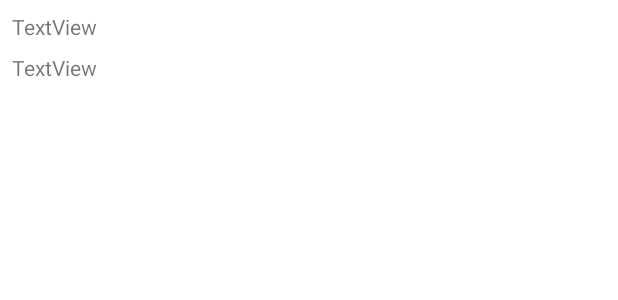
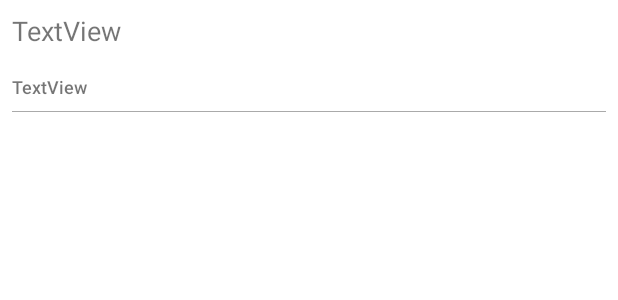
Before and after one commit to dzeko14/notes-app, an Android app: the layout notes_list_item.xml on its own in the app's theme, with its tools: preview values and no code run, on a phone screen of 412 x 824 dp. Shown: the top 300 px of the screen. Run offline under Robolectric (Android 15) with nearby library versions, the phone set to English and light mode, and no system bars.

Commit message:
Update UI on MainActivity Fix bug with displaying sorted list

```diff
--- a/app/src/main/res/layout/activity_note_details.xml
+++ b/app/src/main/res/layout/activity_note_details.xml
@@ -9,10 +9,12 @@
 
 
     <EditText
+            android:padding="8dp"
             android:layout_width="match_parent"
-            android:layout_height="wrap_content"
+            android:layout_height="match_parent"
             android:inputType="textMultiLine"
+            android:hint="@string/enter_note_hint"
             android:ems="10"
             android:gravity="start|top"
-            android:id="@+id/editText" tools:text="Name"/>
+            android:id="@+id/editText" tools:text="Name" android:background="@null"/>
 </FrameLayout>
--- a/app/src/main/res/layout/notes_list_item.xml
+++ b/app/src/main/res/layout/notes_list_item.xml
@@ -3,22 +3,30 @@
                                              xmlns:app="http://schemas.android.com/apk/res-auto"
                                              xmlns:tools="http://schemas.android.com/tools"
                                              android:layout_width="match_parent"
-                                             android:layout_height="wrap_content">
+                                             android:layout_height="wrap_content" android:background="?android:attr/selectableItemBackground">
 
     <TextView
-            android:text="TextView"
             android:layout_width="0dp"
             android:layout_height="wrap_content"
             android:id="@+id/text" app:layout_constraintEnd_toEndOf="parent" android:layout_marginEnd="8dp"
             android:layout_marginRight="8dp" app:layout_constraintStart_toStartOf="parent"
             android:layout_marginLeft="8dp" android:layout_marginStart="8dp" android:layout_marginTop="8dp"
-            app:layout_constraintTop_toTopOf="parent"/>
+            app:layout_constraintTop_toTopOf="parent" tools:text="TextView" android:textSize="18sp"/>
     <TextView
-            android:text="TextView"
             android:layout_width="wrap_content"
             android:layout_height="wrap_content"
             android:id="@+id/date" android:layout_marginTop="8dp"
             app:layout_constraintTop_toBottomOf="@+id/text" app:layout_constraintStart_toStartOf="parent"
             android:layout_marginLeft="8dp" android:layout_marginStart="8dp" android:layout_marginBottom="8dp"
-            app:layout_constraintBottom_toBottomOf="parent"/>
+            app:layout_constraintBottom_toBottomOf="parent" tools:text="TextView" android:textSize="12sp"
+            android:fontFamily="sans-serif-medium"/>
+    <ImageView
+            android:layout_width="0dp"
+            android:layout_height="0.5dp" app:srcCompat="@android:color/darker_gray"
+            android:id="@+id/imageView"
+            app:layout_constraintBottom_toBottomOf="parent" android:layout_marginBottom="8dp"
+            app:layout_constraintStart_toStartOf="parent" android:layout_marginLeft="8dp"
+            android:layout_marginStart="8dp" app:layout_constraintEnd_toEndOf="parent" android:layout_marginEnd="8dp"
+            android:layout_marginRight="8dp" app:layout_constraintTop_toBottomOf="@+id/date"
+            android:layout_marginTop="8dp"/>
 </android.support.constraint.ConstraintLayout>
--- a/app/src/main/res/values/strings.xml
+++ b/app/src/main/res/values/strings.xml
@@ -6,4 +6,6 @@
     <string name="descending">От новых к старым</string>
     <string name="search">Поиск</string>
     <string name="share">Поделиться</string>
+    <string name="enter_note_hint">Напишите свою заметку тут</string>
+    <string name="empty_list">Список заметок пуст. \n Чтобы создать заммметку нажмите +</string>
 </resources>
```
Also changed, not shown: app/src/main/java/com/github/dzeko14/notesapp/view/activity/MainActivity.kt (+16 -3 lines), app/src/main/res/layout/activity_main.xml (+9 -1 lines).
